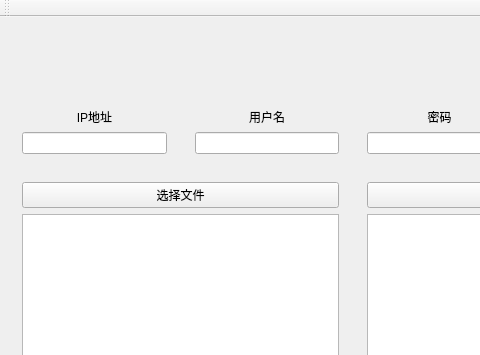
The window that mainwindow.ui (dengtong2018/qt_scp) describes before a commit, drawn with Qt 5; both pictures show x 0 to 480 and y 0 to 355 of the 706 by 518 pixel window.
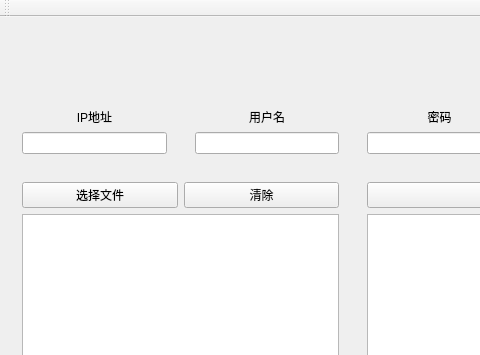
The same window after the commit.

Commit message: 增加清除按钮

Patch:
```diff
--- a/mainwindow.ui
+++ b/mainwindow.ui
@@ -141,11 +141,22 @@
         <widget class="QWidget" name="widget_6" native="true">
          <layout class="QVBoxLayout" name="verticalLayout_5">
           <item>
+           <layout class="QHBoxLayout" name="horizontalLayout_3">
+            <item>
            <widget class="QPushButton" name="pushButton">
             <property name="text">
              <string>选择文件</string>
             </property>
            </widget>
+            </item>
+            <item>
+             <widget class="QPushButton" name="btnClear">
+              <property name="text">
+               <string>清除</string>
+              </property>
+             </widget>
+            </item>
+           </layout>
           </item>
           <item>
            <widget class="QTextBrowser" name="textFileName"/>
```
Lines whose indentation alone changed are shown as unchanged. The commit also changes 8 other files.
